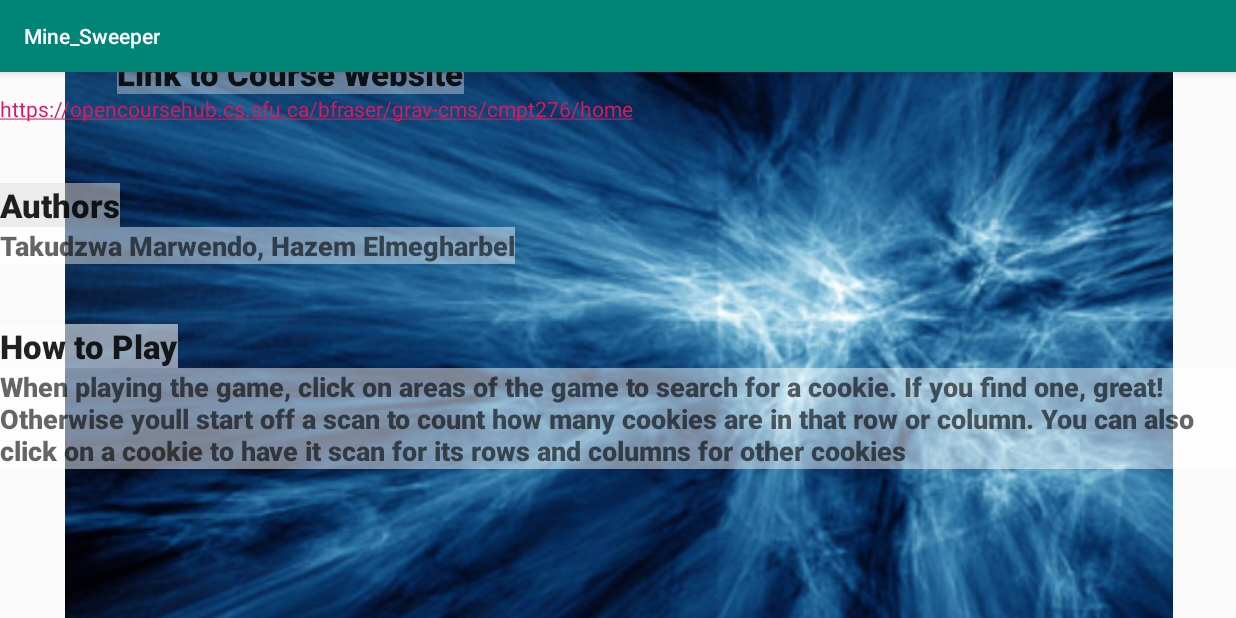
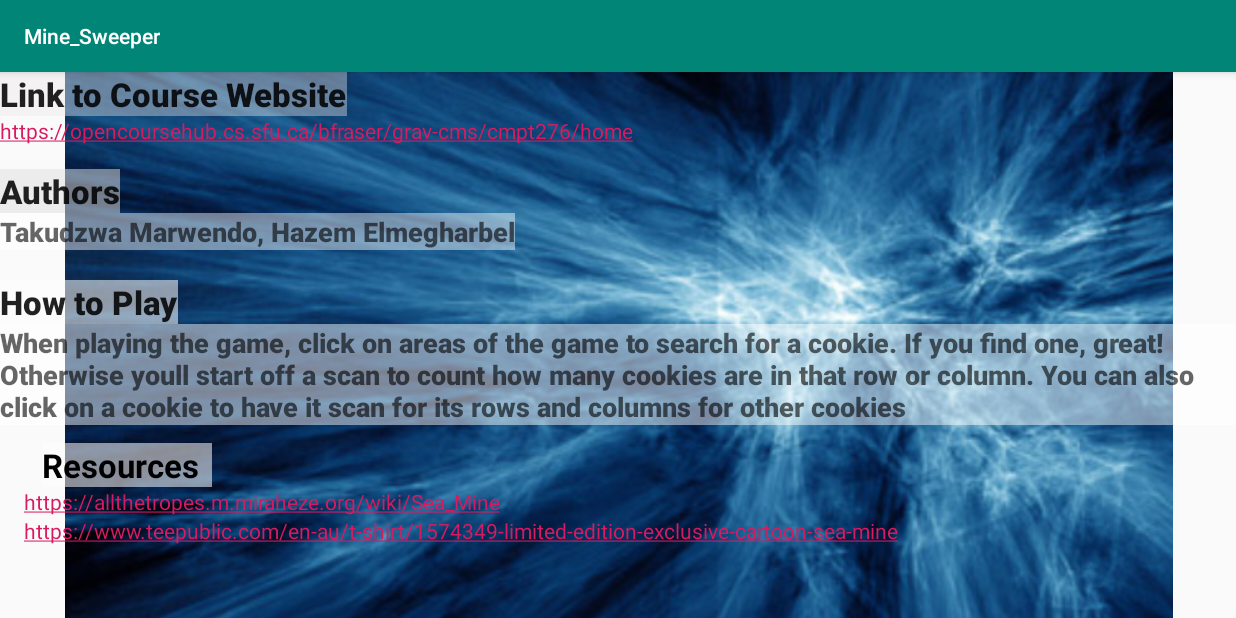
Before and after one commit to hazemelmegharbel/Mine_Seeker_Android, an Android app: the HelpActivity screen opened directly, with no data from a screen before it, on a phone screen of 824 x 412 dp (held sideways). Run offline under Robolectric (Android 15) with nearby library versions, the phone set to English and light mode, and no system bars.

Commit message:
pair: [helmegha:tmarwend] Added a resource section to help screen

```diff
--- a/app/src/main/res/layout/activity_help.xml
+++ b/app/src/main/res/layout/activity_help.xml
@@ -31,27 +31,19 @@
         android:id="@+id/link_276"
         android:layout_width="wrap_content"
         android:layout_height="wrap_content"
-        android:layout_marginStart="31dp"
-        android:layout_marginLeft="31dp"
-        android:layout_marginEnd="468dp"
-        android:layout_marginRight="468dp"
-        android:layout_marginBottom="16dp"
         android:background="#66EBE7E7"
         android:text="Link to Course Website"
         android:textAppearance="@style/TextAppearance.AppCompat.Large"
         android:visibility="visible"
         app:fontFamily="sans-serif-black"
-        app:layout_constraintBottom_toTopOf="@+id/imageView3"
-        app:layout_constraintEnd_toEndOf="parent"
-        app:layout_constraintStart_toStartOf="parent"
-        app:layout_constraintTop_toTopOf="parent"
-        app:layout_constraintVertical_bias="0.0" />
+        tools:layout_editor_absoluteX="32dp"
+        tools:layout_editor_absoluteY="30dp" />
 
     <TextView
         android:id="@+id/authors"
         android:layout_width="wrap_content"
         android:layout_height="wrap_content"
-        android:layout_marginTop="40dp"
+        android:layout_marginTop="16dp"
         android:background="#83E0E0E0"
         android:text="Authors"
         android:textAppearance="@style/TextAppearance.AppCompat.Large"
@@ -74,7 +66,7 @@
         android:id="@+id/HowtoPlay"
         android:layout_width="wrap_content"
         android:layout_height="wrap_content"
-        android:layout_marginTop="40dp"
+        android:layout_marginTop="20dp"
         android:background="#8BFFFFFF"
         android:text="How to Play"
         android:textAppearance="@style/TextAppearance.AppCompat.Large"
@@ -92,4 +84,43 @@
         app:fontFamily="sans-serif-black"
         app:layout_constraintStart_toStartOf="parent"
         app:layout_constraintTop_toBottomOf="@+id/HowtoPlay" />
+
+    <TextView
+        android:id="@+id/Resource"
+        android:layout_width="113dp"
+        android:layout_height="29dp"
+        android:layout_marginStart="28dp"
+        android:layout_marginLeft="28dp"
+        android:layout_marginTop="12dp"
+        android:background="#8AFFFFFF"
+        android:text="Resources"
+        android:textAppearance="@style/TextAppearance.AppCompat.Large"
+        android:textColor="#000000"
+        android:textStyle="bold"
+        app:layout_constraintStart_toStartOf="parent"
+        app:layout_constraintTop_toBottomOf="@+id/howtoplaydescription" />
+
+    <TextView
+        android:id="@+id/linktocartoonpic"
+        android:layout_width="wrap_content"
+        android:layout_height="wrap_content"
+        android:layout_marginStart="16dp"
+        android:layout_marginLeft="16dp"
+        android:autoLink="all"
+        android:clickable="true"
+        android:text="https://allthetropes.m.miraheze.org/wiki/Sea_Mine"
+        app:layout_constraintStart_toStartOf="parent"
+        app:layout_constraintTop_toBottomOf="@+id/Resource" />
+
+    <TextView
+        android:id="@+id/linktominepic"
+        android:layout_width="wrap_content"
+        android:layout_height="wrap_content"
+        android:layout_marginStart="16dp"
+        android:layout_marginLeft="16dp"
+        android:autoLink="all"
+        android:clickable="true"
+        android:text="https://www.teepublic.com/en-au/t-shirt/1574349-limited-edition-exclusive-cartoon-sea-mine"
+        app:layout_constraintStart_toStartOf="parent"
+        app:layout_constraintTop_toBottomOf="@+id/linktocartoonpic" />
 </androidx.constraintlayout.widget.ConstraintLayout>
```
Also changed, not shown: app/src/main/res/layout/content_main.xml (+14 -19 lines).
